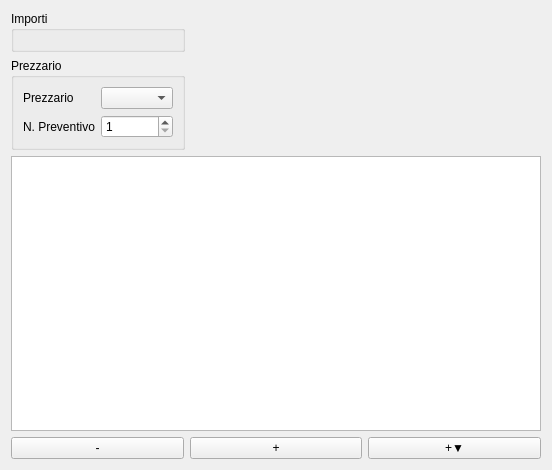
Before: the Qt Designer form qcostgui/billtreegui.ui in mickele77/qcost, drawn with Qt 5.
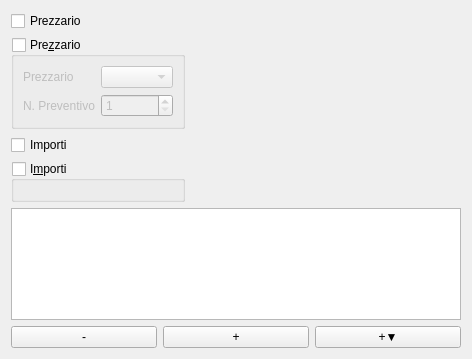
After: the same form once the commit is applied.

Patch:
```diff
--- a/qcostgui/billtreegui.ui
+++ b/qcostgui/billtreegui.ui
@@ -6,30 +6,77 @@
    <rect>
     <x>0</x>
     <y>0</y>
-    <width>552</width>
-    <height>470</height>
+    <width>472</width>
+    <height>359</height>
    </rect>
   </property>
   <property name="windowTitle">
    <string>Vista computo</string>
   </property>
   <layout class="QGridLayout" name="generalLayout">
+   <item row="4" column="0" colspan="2">
+    <widget class="QTreeView" name="treeView">
+     <property name="selectionMode">
+      <enum>QAbstractItemView::ExtendedSelection</enum>
+     </property>
+    </widget>
+   </item>
+   <item row="5" column="0" colspan="2">
+    <layout class="QHBoxLayout" name="horizontalLayout">
+     <item>
+      <widget class="QPushButton" name="delPushButton">
+       <property name="text">
+        <string>-</string>
+       </property>
+      </widget>
+     </item>
+     <item>
+      <widget class="QPushButton" name="addPushButton">
+       <property name="text">
+        <string>+</string>
+       </property>
+      </widget>
+     </item>
+     <item>
+      <widget class="QPushButton" name="addChildPushButton">
+       <property name="text">
+        <string>+▼</string>
+       </property>
+      </widget>
+     </item>
+    </layout>
+   </item>
    <item row="0" column="0">
-    <widget class="QGroupBox" name="amountsGroupBox">
-     <property name="title">
+    <widget class="QCheckBox" name="priceListCheckBox">
+     <property name="text">
+      <string>Prezzario</string>
+     </property>
+    </widget>
+   </item>
+   <item row="2" column="0">
+    <widget class="QCheckBox" name="amountsCheckBox">
+     <property name="text">
       <string>Importi</string>
      </property>
-     <layout class="QGridLayout" name="amountsLayout"/>
     </widget>
    </item>
    <item row="1" column="0">
     <widget class="QGroupBox" name="groupBox_2">
      <property name="title">
-      <string>Prezzario</string>
+      <string>Pre&amp;zzario</string>
+     </property>
+     <property name="checkable">
+      <bool>true</bool>
+     </property>
+     <property name="checked">
+      <bool>false</bool>
      </property>
      <layout class="QGridLayout" name="gridLayout_3">
       <item row="1" column="0">
        <widget class="QLabel" name="currentPriceDataSetSpinBoxLabel">
+        <property name="enabled">
+         <bool>true</bool>
+        </property>
         <property name="text">
          <string>N. Preventivo</string>
         </property>
@@ -37,16 +84,26 @@
       </item>
       <item row="0" column="0">
        <widget class="QLabel" name="priceListComboBoxLabel">
+        <property name="enabled">
+         <bool>true</bool>
+        </property>
         <property name="text">
          <string>Prezzario</string>
         </property>
        </widget>
       </item>
       <item row="0" column="1">
-       <widget class="QComboBox" name="priceListComboBox"/>
+       <widget class="QComboBox" name="priceListComboBox">
+        <property name="enabled">
+         <bool>true</bool>
+        </property>
+       </widget>
       </item>
       <item row="1" column="1">
        <widget class="QSpinBox" name="currentPriceDataSetSpinBox">
+        <property name="enabled">
+         <bool>true</bool>
+        </property>
         <property name="minimum">
          <number>1</number>
         </property>
@@ -55,7 +112,21 @@
      </layout>
     </widget>
    </item>
-   <item row="0" column="1" rowspan="2">
+   <item row="3" column="0">
+    <widget class="QGroupBox" name="amountsGroupBox">
+     <property name="title">
+      <string>I&amp;mporti</string>
+     </property>
+     <property name="checkable">
+      <bool>true</bool>
+     </property>
+     <property name="checked">
+      <bool>false</bool>
+     </property>
+     <layout class="QGridLayout" name="amountsLayout"/>
+    </widget>
+   </item>
+   <item row="0" column="1" rowspan="4">
     <spacer name="horizontalSpacer">
      <property name="orientation">
       <enum>Qt::Horizontal</enum>
@@ -68,38 +139,6 @@
      </property>
     </spacer>
    </item>
-   <item row="2" column="0" colspan="2">
-    <widget class="QTreeView" name="treeView">
-     <property name="selectionMode">
-      <enum>QAbstractItemView::ExtendedSelection</enum>
-     </property>
-    </widget>
-   </item>
-   <item row="3" column="0" colspan="2">
-    <layout class="QHBoxLayout" name="horizontalLayout">
-     <item>
-      <widget class="QPushButton" name="delPushButton">
-       <property name="text">
-        <string>-</string>
-       </property>
-      </widget>
-     </item>
-     <item>
-      <widget class="QPushButton" name="addPushButton">
-       <property name="text">
-        <string>+</string>
-       </property>
-      </widget>
-     </item>
-     <item>
-      <widget class="QPushButton" name="addChildPushButton">
-       <property name="text">
-        <string>+▼</string>
-       </property>
-      </widget>
-     </item>
-    </layout>
-   </item>
   </layout>
  </widget>
  <resources/>
```
Left out of the diff: 133 changed lines with no effect on the pictures.
